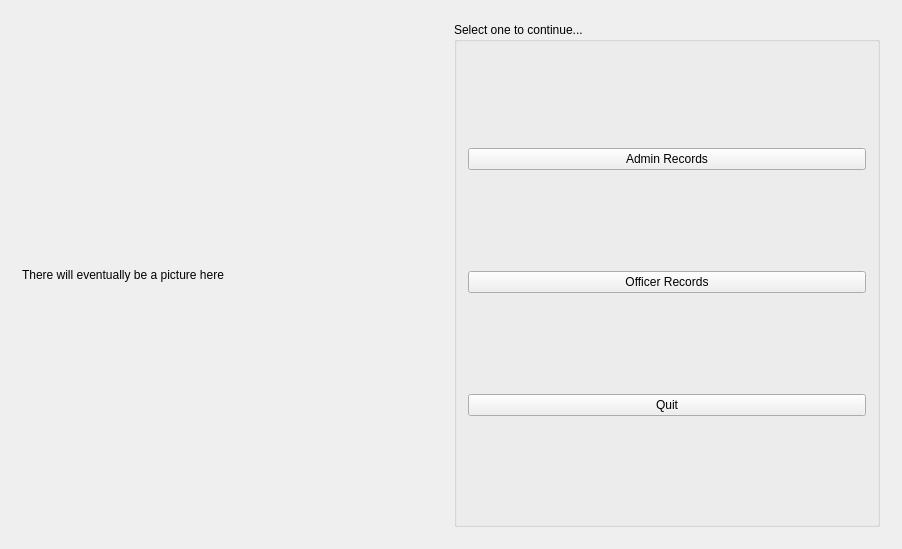
The window that NHS_BullDog_Log/mainwidget.ui (shanetorres/NHS-BullDogLog) describes before a commit, drawn with Qt 5.
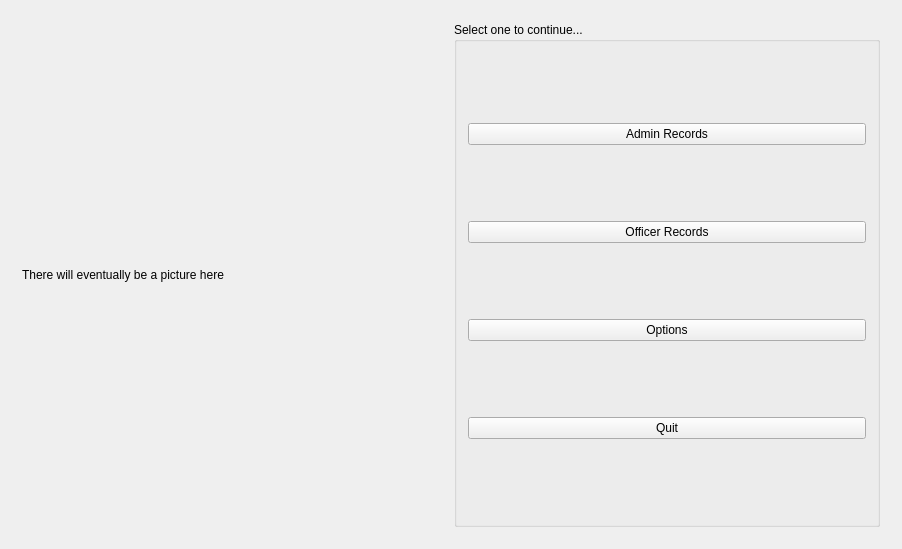
The same window after the commit. The open tabs and pages were chosen to show the change.

Commit message: WIP updates - added sorting, not completely working - added options button, no functionality

Patch:
```diff
--- a/NHS_BullDog_Log/mainwidget.ui
+++ b/NHS_BullDog_Log/mainwidget.ui
@@ -41,6 +41,13 @@
             </property>
            </widget>
           </item>
+          <item>
+           <widget class="QPushButton" name="optionsButton">
+            <property name="text">
+             <string>Options</string>
+            </property>
+           </widget>
+          </item>
           <item>
            <widget class="QPushButton" name="quitButton">
             <property name="text">
```
Left out of the diff: 2 changed lines with no effect on the pictures. The commit also changes 8 other files.
